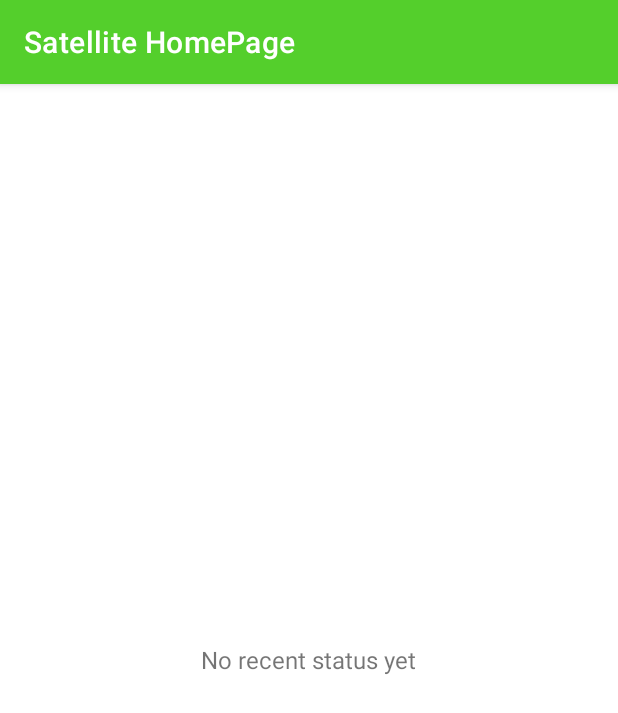
After one commit to vyankateshOdilwar/practiceRepo, an Android app: the fragment statusSectionFragment shown on its own in the app's theme, on a phone screen of 412 x 824 dp. The commit adds this screen. Shown: the top 713 px of the screen. Run offline under Robolectric (Android 15) with nearby library versions, the phone set to English and light mode, and no system bars; 1 statement that could not run was skipped.

Commit message:
Features push: 1.Added ViewPager 2.Added Chat, Status, Calls section 3.Added recycler view in chatSection 4.Added onCard Click Functionality when user click on particular Item from the recycler view.

```diff
--- a/app/build.gradle
+++ b/app/build.gradle
@@ -6,6 +6,9 @@ android {
     namespace 'com.example.bmicalculator'
     compileSdk 33
 
+    buildFeatures {
+        dataBinding = true
+    }
     defaultConfig {
         applicationId "com.example.bmicalculator"
         minSdk 23
--- a/app/src/main/java/com/example/bmicalculator/splashScreen.java
+++ b/app/src/main/java/com/example/bmicalculator/splashScreen.java
@@ -20,7 +20,7 @@ public class splashScreen extends AppCompatActivity {
                 startActivity(intentHome);
                 finish();
             }
-        },2000);
+        },3000);
 
 
 
--- /dev/null
+++ b/app/src/main/java/com/example/bmicalculator/statusSectionFragment.java
@@ -0,0 +1,24 @@
+package com.example.bmicalculator;
+
+import android.os.Bundle;
+
+import androidx.fragment.app.Fragment;
+
+import android.view.LayoutInflater;
+import android.view.View;
+import android.view.ViewGroup;
+
+
+public class statusSectionFragment extends Fragment {
+
+    public statusSectionFragment() {
+        // Required empty public constructor
+    }
+
+    @Override
+    public View onCreateView(LayoutInflater inflater, ViewGroup container,
+                             Bundle savedInstanceState) {
+        // Inflate the layout for this fragment
+        return inflater.inflate(R.layout.fragment_status_section, container, false);
+    }
+}
--- /dev/null
+++ b/app/src/main/res/layout/fragment_status_section.xml
@@ -0,0 +1,16 @@
+<?xml version="1.0" encoding="utf-8"?>
+<LinearLayout
+    xmlns:android="http://schemas.android.com/apk/res/android"
+    xmlns:tools="http://schemas.android.com/tools"
+    android:layout_width="match_parent"
+    android:layout_height="match_parent"
+    android:gravity="center"
+    tools:context=".statusSectionFragment">
+
+    <TextView
+        android:layout_width="wrap_content"
+        android:layout_height="wrap_content"
+        android:textSize="16sp"
+        android:text="@string/statusFragment"/>
+
+</LinearLayout>
--- a/app/src/main/res/values/strings.xml
+++ b/app/src/main/res/values/strings.xml
@@ -1,3 +1,7 @@
 <resources>
     <string name="app_name">Satellite HomePage</string>
+    <!-- TODO: Remove or change this placeholder text -->
+    <string name="callFragment">No recent calls yet</string>
+    <string name="statusFragment">No recent status yet</string>
+    <string name="chatFragment">No recent chats yet</string>
 </resources>
--- a/app/src/main/res/values/themes.xml
+++ b/app/src/main/res/values/themes.xml
@@ -2,7 +2,7 @@
     <!-- Base application theme. -->
     <style name="Theme.BMICalculator" parent="Theme.MaterialComponents.DayNight.DarkActionBar">
         <!-- Primary brand color. -->
-        <item name="colorPrimary">@color/purple_500</item>
+        <item name="colorPrimary">@color/greenColor</item>
         <item name="colorPrimaryVariant">@color/purple_700</item>
         <item name="colorOnPrimary">@color/white</item>
         <!-- Secondary brand color. -->
```
Also changed, not shown: app/src/main/java/com/example/bmicalculator/ChatSectionFragment.java (added, +122 -0 lines), app/src/main/java/com/example/bmicalculator/MainActivity.java (+12 -26 lines), app/src/main/java/com/example/bmicalculator/callSectionFragment.java (added, +25 -0 lines), app/src/main/java/com/example/bmicalculator/recyclerContactAdapter.java (+13 -1 lines), app/src/main/res/layout/activity_main.xml (+12 -2 lines), app/src/main/res/layout/fragment_call_section.xml (added, +15 -0 lines), app/src/main/res/layout/fragment_chat_section.xml (added, +17 -0 lines).
